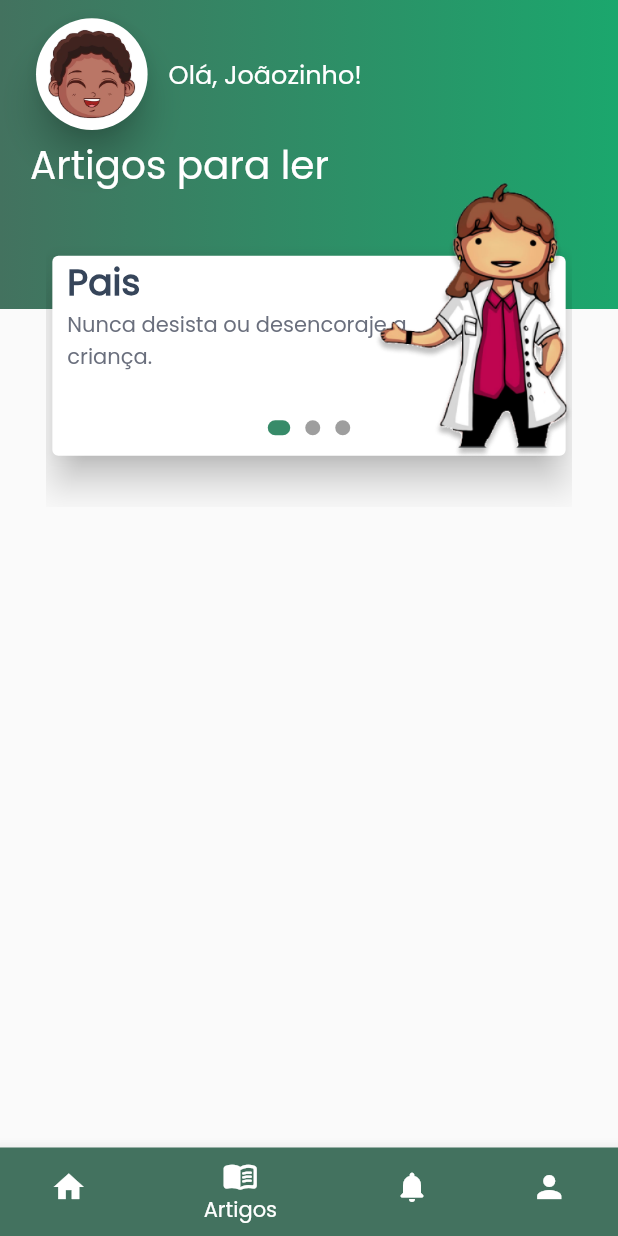
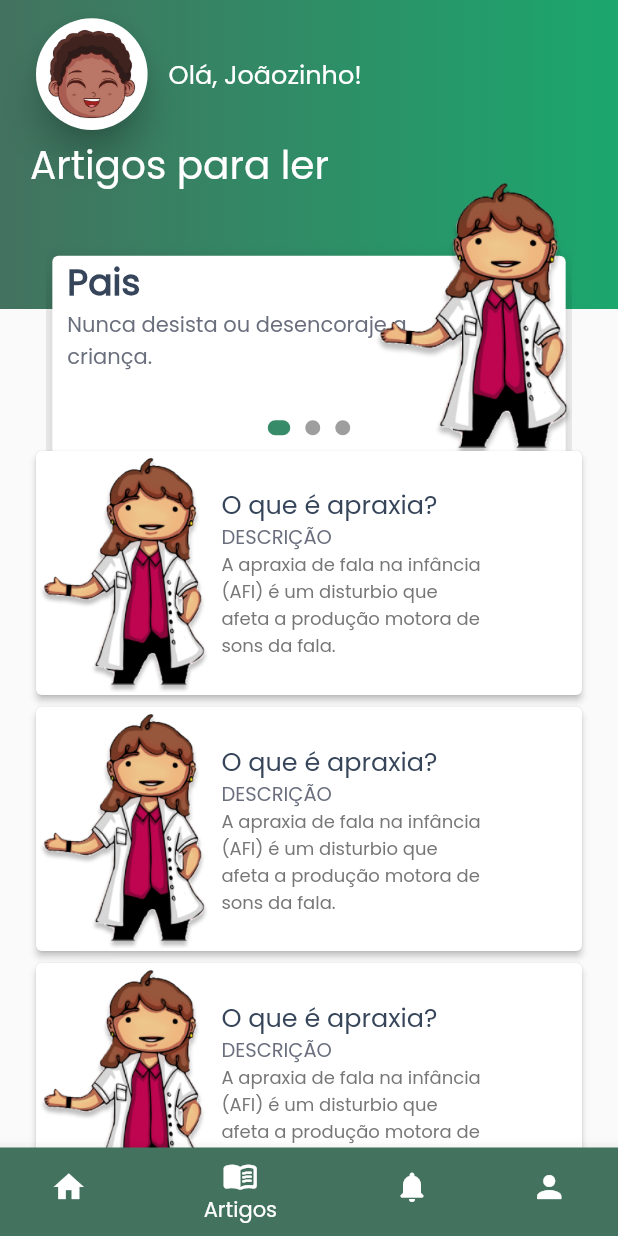
Before and after one commit to WemersonDamasceno/fono-play-tcc, a Flutter app: the NavigationHomePage screen opened by its route, item 2 of the bottom bar chosen, on a phone screen of 412 x 824 dp. Run offline on Flutter 3.47's test engine with Material 2 defaults, Android fonts, the phone set to English and light mode, and no system bars; our stand-ins replace flutter_mobx, mobx; generated files the repository leaves out were written again.

Commit message:
Ajustando tela inicial

```diff
--- a/lib/main.dart
+++ b/lib/main.dart
@@ -1,5 +1,6 @@
 import 'package:flutter/material.dart';
 import 'package:flutter_localizations/flutter_localizations.dart';
+import 'package:fonoplay/src/pages/paciente/login/criar_conta/dados_da_crianca/dados_da_crianca_page.dart';
 import 'src/pages/paciente/home/navigation/home_navigation.dart';
 import 'src/pages/paciente/login/criar_conta/dados_do_responsavel/criar_conta_page.dart';
 import 'src/pages/paciente/login/entrar/login_entrar_page.dart';
@@ -29,7 +30,7 @@ class MyApp extends StatelessWidget {
       supportedLocales: const [
         Locale("pt", "BR"),
       ],
-      home: const NavigationHomePage(),
+      home: const DadosDaCriancaPage(),
       initialRoute: '/',
       routes: {
         '/introducao_pages': (context) => const IntroducaoPage(),
--- a/lib/src/pages/paciente/home/1_inicio/inicio_paciente_page.dart
+++ b/lib/src/pages/paciente/home/1_inicio/inicio_paciente_page.dart
@@ -22,12 +22,12 @@ class InicioPacientePage extends StatelessWidget {
             child: const CabecalhoWidget(
               imagemPerfil: "assets/images/avatar_01.png",
               nomeCrianca: "Joãozinho",
-              titulo: "Seja bem vindo!",
+              titulo: "",
             ),
           ),
         ),
         Positioned(
-          top: size.height * 0.21,
+          top: size.height * 0.17,
           right: 0,
           left: 0,
           child: Padding(
@@ -65,16 +65,16 @@ class InicioPacientePage extends StatelessWidget {
           ),
         ),
         Positioned(
-          top: size.height * 0.15,
+          top: size.height * 0.12,
           right: 0,
-          left: size.width * 0.56,
+          left: size.width * 0.57,
           child: Image.asset(
             "assets/images/brincando_com_a_lingua.png",
             width: size.width * 0.45,
           ),
         ),
         Positioned(
-          top: size.height * .38,
+          top: size.height * .36,
           right: 0,
           left: 0,
           child: Padding(
--- a/lib/src/pages/paciente/home/2_artigos/artigos_paciente_page.dart
+++ b/lib/src/pages/paciente/home/2_artigos/artigos_paciente_page.dart
@@ -1,5 +1,7 @@
 import 'package:flutter/material.dart';
 import 'package:fonoplay/src/pages/paciente/home/1_inicio/widgets/banner/banner_widget.dart';
+import 'package:fonoplay/src/pages/paciente/home/2_artigos/models/item_list_model.dart';
+import 'package:fonoplay/src/pages/paciente/home/3_notificacoes/notificacoes_paciente_page.dart';
 import 'package:fonoplay/src/pages/widgets/cabecalho_widget.dart';
 import 'package:fonoplay/src/pages/widgets/container_gradiente_widget.dart';
 
@@ -8,8 +10,36 @@ class ArtigosPacientePage extends StatelessWidget {
 
   @override
   Widget build(BuildContext context) {
+    List<ItemListModel> items = [
+      ItemListModel(
+        titulo: "O que é apraxia de fala?",
+        descricao:
+            "A apraxia de fala na infância (AFI) é um disturbio que afeta a produção motora de sons da fala.",
+        pathImage: "assets/images/fono_explica.png",
+      ),
+      ItemListModel(
+        titulo: "O que é apraxia de fala?",
+        descricao:
+            "A apraxia de fala na infância (AFI) é um disturbio que afeta a produção motora de sons da fala.",
+        pathImage: "assets/images/fono_explica.png",
+      ),
+      ItemListModel(
+        titulo: "O que é apraxia de fala?",
+        descricao:
+            "A apraxia de fala na infância (AFI) é um disturbio que afeta a produção motora de sons da fala.",
+        pathImage: "assets/images/fono_explica.png",
+      ),
+      ItemListModel(
+        titulo: "O que é apraxia de fala?",
+        descricao:
+            "A apraxia de fala na infância (AFI) é um disturbio que afeta a produção motora de sons da fala.",
+        pathImage: "assets/images/fono_explica.png",
+      ),
+    ];
     Size size = MediaQuery.of(context).size;
-    return Stack(children: [
+    return Stack(
+      clipBehavior: Clip.none,
+      children: [
         const ContainerGradienteWidget(),
         SafeArea(
           child: Padding(
@@ -28,6 +58,26 @@ class ArtigosPacientePage extends StatelessWidget {
           left: 0,
           child: const BannerWidget(),
         ),
-    ]);
+        Positioned(
+          top: size.height * .36,
+          right: 0,
+          left: 0,
+          child: const Padding(
+            padding: EdgeInsets.symmetric(horizontal: 20),
+            child: NotificacoesPacientePage(),
+          ),
+        ),
+      ],
+    );
   }
 }
+
+
+/*
+ ItemListModel(
+        titulo: "O que é apraxia de fala?",
+        descricao:
+            "A apraxia de fala na infância (AFI) é um disturbio que afeta a produção motora de sons da fala.",
+        pathImage: "assets/images/fono_explica.png",
+      ),
+*/
--- /dev/null
+++ b/lib/src/pages/paciente/home/2_artigos/models/item_list_model.dart
@@ -0,0 +1,11 @@
+class ItemListModel {
+  final String titulo;
+  final String descricao;
+  final String pathImage;
+
+  ItemListModel({
+    required this.titulo,
+    required this.descricao,
+    required this.pathImage,
+  });
+}
--- a/lib/src/pages/paciente/home/3_notificacoes/notificacoes_paciente_page.dart
+++ b/lib/src/pages/paciente/home/3_notificacoes/notificacoes_paciente_page.dart
@@ -1,12 +1,60 @@
 import 'package:flutter/material.dart';
+import 'package:fonoplay/src/pages/paciente/home/2_artigos/models/item_list_model.dart';
+import 'package:fonoplay/src/pages/paciente/home/widgets/cards_artigos_jogos_widget.dart';
 
 class NotificacoesPacientePage extends StatelessWidget {
   const NotificacoesPacientePage({Key? key}) : super(key: key);
 
   @override
   Widget build(BuildContext context) {
-    return const Center(
-      child: Text("Notificacoes page"),
+    List<ItemListModel> items = [
+      ItemListModel(
+        titulo: "O que é apraxia de fala?",
+        descricao:
+            "A apraxia de fala na infância (AFI) é um disturbio que afeta a produção motora de sons da fala.",
+        pathImage: "assets/images/fono_explica.png",
+      ),
+      ItemListModel(
+        titulo: "O que é apraxia de fala?",
+        descricao:
+            "A apraxia de fala na infância (AFI) é um disturbio que afeta a produção motora de sons da fala.",
+        pathImage: "assets/images/fono_explica.png",
+      ),
+      ItemListModel(
+        titulo: "O que é apraxia de fala?",
+        descricao:
+            "A apraxia de fala na infância (AFI) é um disturbio que afeta a produção motora de sons da fala.",
+        pathImage: "assets/images/fono_explica.png",
+      ),
+      ItemListModel(
+        titulo: "O que é apraxia de fala?",
+        descricao:
+            "A apraxia de fala na infância (AFI) é um disturbio que afeta a produção motora de sons da fala.",
+        pathImage: "assets/images/fono_explica.png",
+      ),
+      ItemListModel(
+        titulo: "O que é apraxia de fala?",
+        descricao:
+            "A apraxia de fala na infância (AFI) é um disturbio que afeta a produção motora de sons da fala.",
+        pathImage: "assets/images/fono_explica.png",
+      ),
+      ItemListModel(
+        titulo: "O que é apraxia de fala?",
+        descricao:
+            "A apraxia de fala na infância (AFI) é um disturbio que afeta a produção motora de sons da fala.",
+        pathImage: "assets/images/fono_explica.png",
+      ),
+    ];
+    Size size = MediaQuery.of(context).size;
+    return SizedBox(
+      height: size.height * 3,
+      child: ListView.builder(
+        shrinkWrap: true,
+        itemCount: items.length,
+        itemBuilder: (BuildContext context, int index) {
+          return const CardArtigosJogosWidget();
+        },
+      ),
     );
   }
 }
--- /dev/null
+++ b/lib/src/pages/paciente/home/widgets/cards_artigos_jogos_widget.dart
@@ -0,0 +1,52 @@
+import 'package:flutter/material.dart';
+import 'package:fonoplay/src/constants/constants_colors.dart';
+
+class CardArtigosJogosWidget extends StatelessWidget {
+  const CardArtigosJogosWidget({Key? key}) : super(key: key);
+
+  @override
+  Widget build(BuildContext context) {
+    Size size = MediaQuery.of(context).size;
+    return SizedBox(
+      width: size.width,
+      child: Card(
+        elevation: 2,
+        child: InkWell(
+          onTap: () {},
+          child: Row(
+            children: [
+              Image.asset(
+                "assets/images/fono_explica.png",
+                width: size.width * 0.3,
+              ),
+              Column(
+                crossAxisAlignment: CrossAxisAlignment.start,
+                children: const [
+                  Text(
+                    "O que é apraxia?",
+                    style: TextStyle(
+                        color: ConstantColor.titlesColor, fontSize: 17),
+                  ),
+                  Text(
+                    "DESCRIÇÃO",
+                    style: TextStyle(
+                      color: ConstantColor.descricaoColor,
+                      fontSize: 13,
+                    ),
+                  ),
+                  Text(
+                    "A apraxia de fala na infância \n(AFI) é um disturbio que \nafeta a produção motora de \nsons da fala.",
+                    style: TextStyle(
+                      color: ConstantColor.cinzaTextColor,
+                      fontSize: 12,
+                    ),
+                  ),
+                ],
+              )
+            ],
+          ),
+        ),
+      ),
+    );
+  }
+}
--- a/lib/src/pages/paciente/login/criar_conta/dados_da_crianca/dados_da_crianca_page.dart
+++ b/lib/src/pages/paciente/login/criar_conta/dados_da_crianca/dados_da_crianca_page.dart
@@ -218,8 +218,15 @@ class _DadosDaCriancaPageState extends State<DadosDaCriancaPage> {
                           if (dataNascimentoController.text !=
                               "Data de nascimento") {
                             ScaffoldMessenger.of(context).showSnackBar(
-                              const SnackBar(content: Text('Processing Data')),
+                              const SnackBar(
+                                content: Text('Processing Data'),
+                                duration: Duration(seconds: 2),
+                              ),
                             );
+                            Future.delayed(
+                                const Duration(seconds: 2),
+                                () => Navigator.popAndPushNamed(
+                                    context, "/home"));
                           } else {
                             ScaffoldMessenger.of(context).showSnackBar(
                                 ConstantsSnackBar.snackBarWidget(
```
Lines whose indentation alone changed are shown as unchanged.
